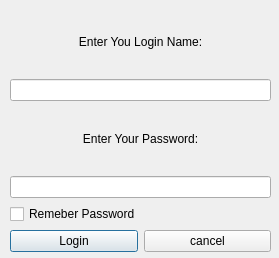
The window that Ui/login.ui (KarenMarkosyan/qttwitter) describes before a commit, drawn with Qt 5.
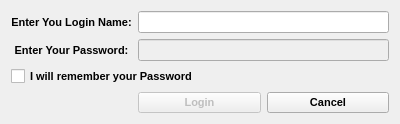
The same window after the commit. Icons and pictures are not drawn. Custom widgets are drawn as their Qt base class.

```diff
--- a/Ui/login.ui
+++ b/Ui/login.ui
@@ -1,46 +1,66 @@
 <ui version="4.0" >
  <class>loginDialog</class>
- <widget class="QDialog" name="loginDialog" >
-  <property name="geometry" >
+ <widget class="QDialog" name="loginDialog">
+  <property name="windowModality">
+   <enum>Qt::ApplicationModal</enum>
+  </property>
+  <property name="geometry">
    <rect>
     <x>0</x>
     <y>0</y>
-    <width>279</width>
-    <height>258</height>
+    <width>400</width>
+    <height>124</height>
    </rect>
   </property>
-  <property name="sizePolicy" >
-   <sizepolicy vsizetype="Fixed" hsizetype="Fixed" >
+  <property name="sizePolicy">
+   <sizepolicy hsizetype="Minimum" vsizetype="Minimum">
     <horstretch>0</horstretch>
     <verstretch>0</verstretch>
    </sizepolicy>
   </property>
-  <property name="maximumSize" >
+  <property name="minimumSize">
    <size>
-    <width>279</width>
-    <height>258</height>
+    <width>400</width>
+    <height>124</height>
    </size>
   </property>
-  <property name="windowTitle" >
-   <string>Dialog</string>
+  <property name="maximumSize">
+   <size>
+    <width>400</width>
+    <height>211</height>
+   </size>
   </property>
-  <property name="windowIcon" >
-   <iconset>
-    <normaloff>:/twitter/twitter_system_tray1.png</normaloff>:/twitter/twitter_system_tray1.png</iconset>
+  <property name="font">
+   <font>
+    <family>Lucida Grande</family>
+    <pointsize>8</pointsize>
+    <weight>75</weight>
+    <bold>true</bold>
+   </font>
   </property>
-  <widget class="QWidget" name="verticalLayoutWidget" >
-   <property name="geometry" >
-    <rect>
-     <x>10</x>
-     <y>10</y>
-     <width>261</width>
-     <height>242</height>
-    </rect>
-   </property>
-   <layout class="QVBoxLayout" name="verticalLayout" >
-    <item>
-     <widget class="QLabel" name="label_2" >
-      <property name="text" >
+  <property name="focusPolicy">
+   <enum>Qt::NoFocus</enum>
+  </property>
+  <property name="windowTitle">
+   <string>Twitter Login</string>
+  </property>
+  <property name="windowIcon">
+   <iconset resource="../images/images.qrc">
+    <normaloff>:/twitter/user-online.svg</normaloff>:/twitter/user-online.svg</iconset>
+  </property>
+  <property name="autoFillBackground">
+   <bool>false</bool>
+  </property>
+  <property name="modal">
+   <bool>true</bool>
+  </property>
+  <layout class="QGridLayout" name="gridLayout">
+   <property name="sizeConstraint">
+    <enum>QLayout::SetMinimumSize</enum>
+   </property>
+   <item row="0" column="0">
+    <widget class="QLabel" name="label_2">
+     <property name="text">
        <string>Enter You Login Name:</string>
       </property>
       <property name="scaledContents" >
@@ -49,67 +69,72 @@
       <property name="alignment" >
        <set>Qt::AlignCenter</set>
       </property>
-     </widget>
-    </item>
-    <item>
-     <widget class="LineEdit" name="loginLineEdit" />
-    </item>
-    <item>
-     <widget class="QLabel" name="label" >
-      <property name="text" >
+     <property name="buddy">
+      <cstring>loginLineEdit</cstring>
+     </property>
+    </widget>
+   </item>
+   <item row="0" column="1">
+    <widget class="LineEdit" name="loginLineEdit"/>
+   </item>
+   <item row="1" column="0">
+    <widget class="QLabel" name="label">
+     <property name="text">
        <string>Enter Your Password:</string>
       </property>
       <property name="alignment" >
        <set>Qt::AlignCenter</set>
       </property>
-     </widget>
-    </item>
-    <item>
-     <widget class="LineEdit" name="passwordLineEdit" >
-      <property name="echoMode" >
+     <property name="buddy">
+      <cstring>passwordLineEdit</cstring>
+     </property>
+    </widget>
+   </item>
+   <item row="1" column="1">
+    <widget class="LineEdit" name="passwordLineEdit">
+     <property name="enabled">
+      <bool>false</bool>
+     </property>
+     <property name="echoMode">
        <enum>QLineEdit::Password</enum>
       </property>
      </widget>
     </item>
-    <item>
-     <widget class="QCheckBox" name="rememberPasswordCheckBox" >
-      <property name="layoutDirection" >
+   <item row="2" column="0" colspan="2">
+    <widget class="QCheckBox" name="rememberPasswordCheckBox">
+     <property name="layoutDirection">
        <enum>Qt::LeftToRight</enum>
       </property>
-      <property name="text" >
-       <string>Remeber Password</string>
-      </property>
-      <property name="tristate" >
+     <property name="text">
+      <string>I will remember your Password</string>
+     </property>
+     <property name="tristate">
        <bool>false</bool>
       </property>
      </widget>
     </item>
+   <item row="3" column="1">
+    <layout class="QHBoxLayout" name="horizontalLayout">
     <item>
-     <layout class="QHBoxLayout" name="horizontalLayout" >
-      <item>
-       <widget class="QPushButton" name="login" >
-        <property name="text" >
+      <widget class="QPushButton" name="loginButton">
+       <property name="enabled">
+        <bool>false</bool>
+       </property>
+       <property name="text">
          <string>Login</string>
         </property>
        </widget>
       </item>
       <item>
-       <widget class="QPushButton" name="cancel" >
-        <property name="text" >
-         <string>cancel</string>
+      <widget class="QPushButton" name="cancelButton">
+       <property name="text">
+        <string>Cancel</string>
         </property>
        </widget>
       </item>
      </layout>
     </item>
    </layout>
-   <zorder>label_2</zorder>
-   <zorder>loginLineEdit</zorder>
-   <zorder>label</zorder>
-   <zorder>passwordLineEdit</zorder>
-   <zorder>rememberPasswordCheckBox</zorder>
-   <zorder></zorder>
-  </widget>
  </widget>
  <customwidgets>
   <customwidget>
```
Left out of the diff: 48 changed lines with no effect on the pictures. Lines whose indentation alone changed are shown as unchanged.
